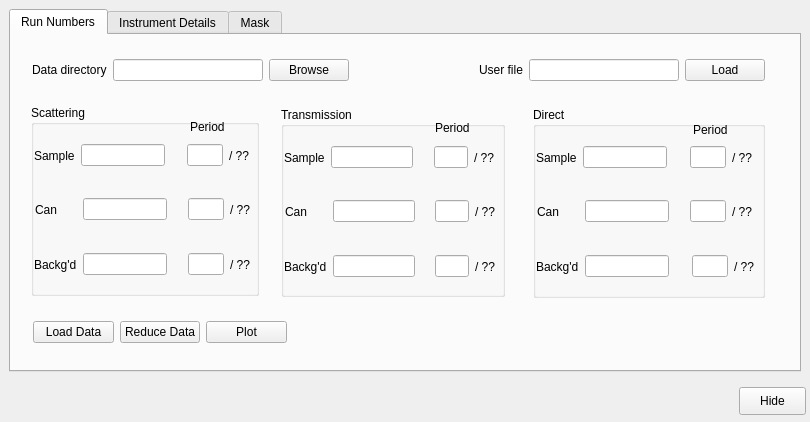
Before: the Qt Designer form Code/qtiplot/MantidQt/CustomInterfaces/inc/SANSRunWindow.ui in mantidproject/mantid, drawn with Qt 5.
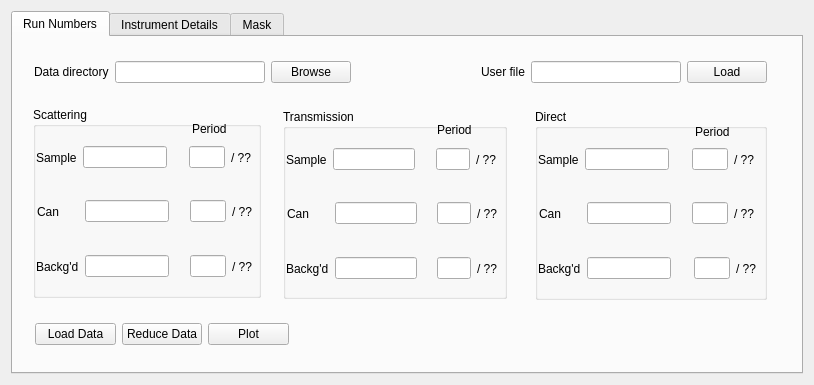
After: the same form once the commit is applied.

Commit message: Fixed an annoying property of the SANS run window that meant the resize arrow didn't change after it moved away from the window boundary. Re #522

```diff
--- a/Code/qtiplot/MantidQt/CustomInterfaces/inc/SANSRunWindow.ui
+++ b/Code/qtiplot/MantidQt/CustomInterfaces/inc/SANSRunWindow.ui
@@ -6,21 +6,15 @@
     <x>0</x>
     <y>0</y>
     <width>810</width>
-    <height>422</height>
+    <height>381</height>
    </rect>
   </property>
   <property name="windowTitle" >
    <string>SANS</string>
   </property>
+  <layout class="QVBoxLayout" name="verticalLayout_3" >
+   <item>
   <widget class="QTabWidget" name="tabWidget" >
-   <property name="geometry" >
-    <rect>
-     <x>9</x>
-     <y>9</y>
-     <width>792</width>
-     <height>363</height>
-    </rect>
-   </property>
    <property name="minimumSize" >
     <size>
      <width>792</width>
@@ -1355,19 +1349,8 @@
     </widget>
    </widget>
   </widget>
-  <widget class="QPushButton" name="hideBtn" >
-   <property name="geometry" >
-    <rect>
-     <x>739</x>
-     <y>387</y>
-     <width>67</width>
-     <height>28</height>
-    </rect>
-   </property>
-   <property name="text" >
-    <string>Hide</string>
-   </property>
-  </widget>
+   </item>
+  </layout>
  </widget>
  <tabstops>
   <tabstop>tabWidget</tabstop>
```
Left out of the diff: 21 changed lines with no effect on the pictures. Lines whose indentation alone changed are shown as unchanged. The commit also changes 3 other files.
